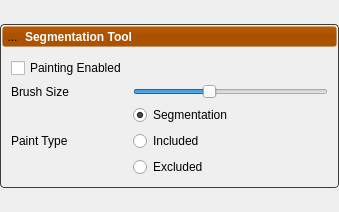
Above: Studio/Data/SegmentationToolPanel.ui from SCIInstitute/ShapeWorks before the change. Below: the same form after it.
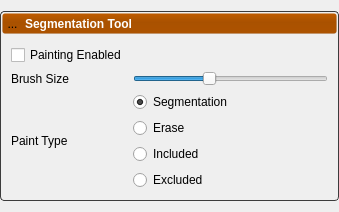
That is the form after the change. Icons and pictures are not drawn. Custom widgets are drawn as their Qt base class.

The edit to the form file:
```diff
--- a/Studio/Data/SegmentationToolPanel.ui
+++ b/Studio/Data/SegmentationToolPanel.ui
@@ -204,6 +204,23 @@
       <item>
        <widget class="QWidget" name="content" native="true">
         <layout class="QGridLayout" name="gridLayout">
+         <item row="5" column="1">
+          <widget class="QRadioButton" name="excluded_mode_">
+           <property name="text">
+            <string>Excluded</string>
+           </property>
+           <property name="checked">
+            <bool>false</bool>
+           </property>
+          </widget>
+         </item>
+         <item row="1" column="0">
+          <widget class="QLabel" name="label_6">
+           <property name="text">
+            <string>Brush Size</string>
+           </property>
+          </widget>
+         </item>
          <item row="0" column="0">
           <widget class="QCheckBox" name="painting_active_">
            <property name="text">
@@ -211,6 +228,23 @@
            </property>
           </widget>
          </item>
+         <item row="4" column="1">
+          <widget class="QRadioButton" name="included_mode_">
+           <property name="text">
+            <string>Included</string>
+           </property>
+           <property name="checked">
+            <bool>false</bool>
+           </property>
+          </widget>
+         </item>
+         <item row="2" column="0" rowspan="4">
+          <widget class="QLabel" name="label_7">
+           <property name="text">
+            <string>Paint Type</string>
+           </property>
+          </widget>
+         </item>
          <item row="1" column="1" colspan="3">
           <widget class="CustomSlider" name="brush_size_">
            <property name="minimum">
@@ -223,14 +257,7 @@
             <number>80</number>
            </property>
            <property name="orientation">
-            <enum>Qt::Orientation::Horizontal</enum>
-           </property>
-          </widget>
-         </item>
-         <item row="1" column="0">
-          <widget class="QLabel" name="label_6">
-           <property name="text">
-            <string>Brush Size</string>
+            <enum>Qt::Horizontal</enum>
            </property>
           </widget>
          </item>
@@ -245,32 +272,15 @@
           </widget>
          </item>
          <item row="3" column="1">
-          <widget class="QRadioButton" name="included_mode_">
+          <widget class="QRadioButton" name="erase_mode_">
            <property name="text">
-            <string>Included</string>
+            <string>Erase</string>
            </property>
            <property name="checked">
             <bool>false</bool>
            </property>
           </widget>
          </item>
-         <item row="4" column="1">
-          <widget class="QRadioButton" name="excluded_mode_">
-           <property name="text">
-            <string>Excluded</string>
-           </property>
-           <property name="checked">
-            <bool>false</bool>
-           </property>
-          </widget>
-         </item>
-         <item row="2" column="0" rowspan="3">
-          <widget class="QLabel" name="label_7">
-           <property name="text">
-            <string>Paint Type</string>
-           </property>
-          </widget>
-         </item>
         </layout>
        </widget>
       </item>
```
